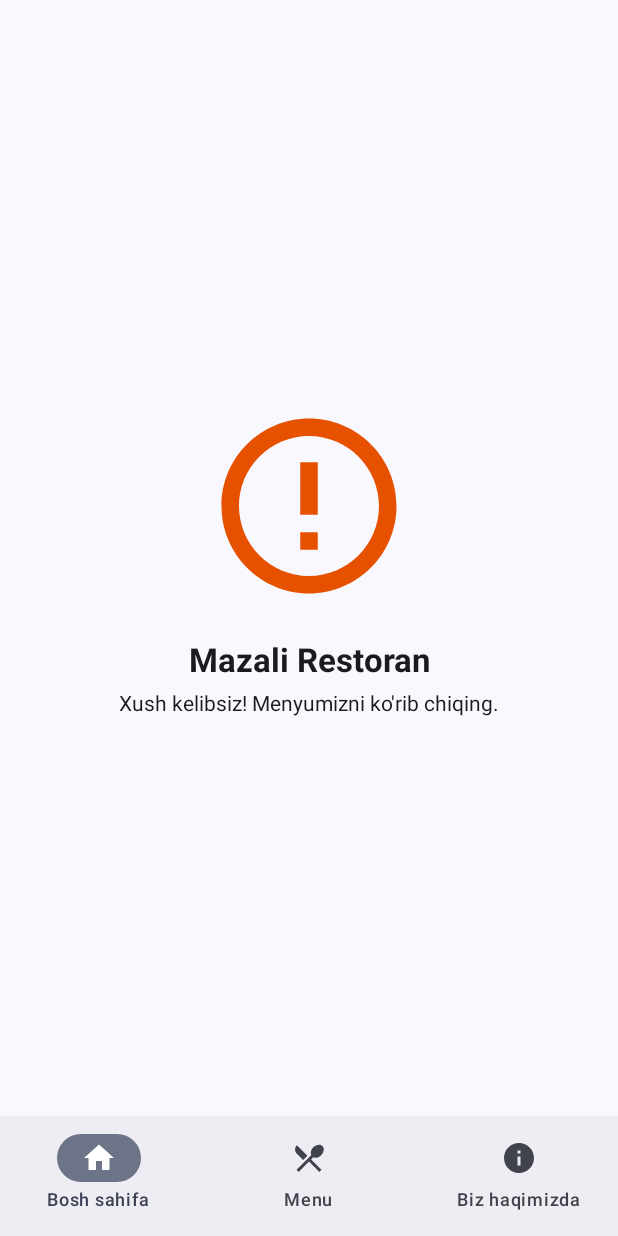
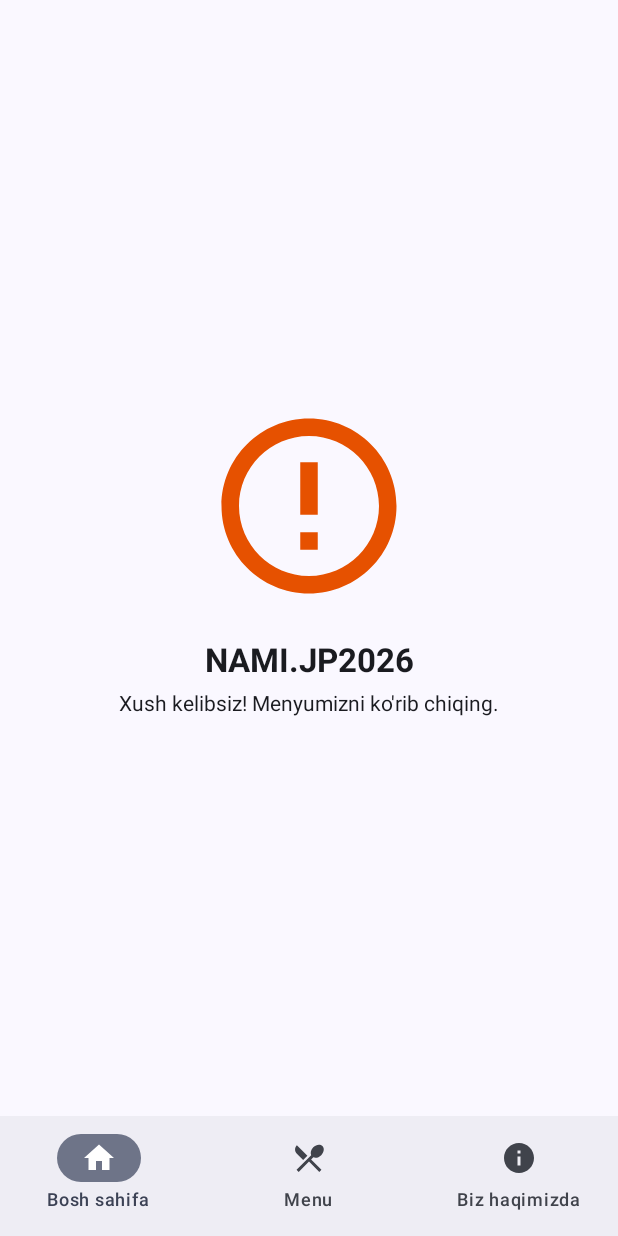
Before and after one commit to botirjontolliboyev-art/restaurant-menu, an Android app built with Jetpack Compose: the screen it shows after launch (MainActivity), on a phone screen of 412 x 824 dp. Run offline under Robolectric (Android 15) with nearby library versions, the phone set to English and light mode, and no system bars; our stand-ins replace Firebase (no records; nobody signed in at launch, a user with empty details on screens opened directly).

Commit message:
Change app name from 'Mazali Restoran' to 'NAMI.JP2026'

```diff
--- a/app/src/main/res/values/strings.xml
+++ b/app/src/main/res/values/strings.xml
@@ -1,4 +1,4 @@
 <?xml version="1.0" encoding="utf-8"?>
 <resources>
-    <string name="app_name">Mazali Restoran</string>
+    <string name="app_name">NAMI.JP2026</string>
 </resources>
```
